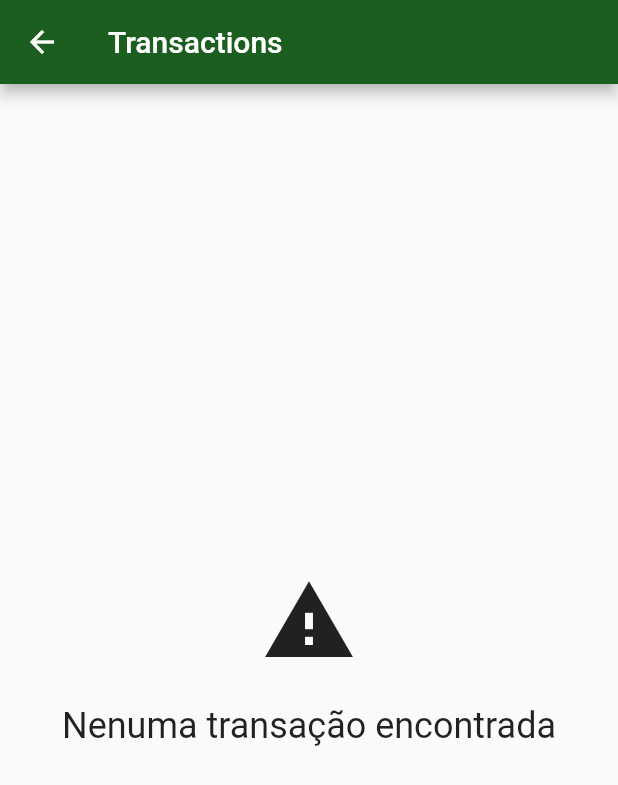
After one commit to fsantosmg/bytebank, a Flutter app: the screen it shows after launch, after a tap on "Transações", on a phone screen of 412 x 824 dp. The commit adds this screen. Shown: the top 785 px of the screen. Run offline on Flutter 3.47's test engine with Material 2 defaults, Android fonts, the phone set to English and light mode, and no system bars; our stand-ins replace sqflite; missing offline and left inert: http_interceptor; accounts and stored records are empty; statements that could not run were skipped.

Commit message:
webclient

```diff
--- /dev/null
+++ b/lib/components/centered_message.dart
@@ -0,0 +1,41 @@
+import 'package:flutter/material.dart';
+
+class CenteredMessage extends StatelessWidget {
+  final String message;
+  final IconData? icon;
+  final double iconSize;
+  final double fontSize;
+
+  const CenteredMessage(
+    this.message, {Key? key,
+    this.icon,
+    this.iconSize = 64,
+    this.fontSize = 24,
+  }) : super(key: key);
+
+  @override
+  Widget build(BuildContext context) {
+    return Center(
+      child: Column(
+        mainAxisAlignment: MainAxisAlignment.center,
+        crossAxisAlignment: CrossAxisAlignment.center,
+        children: <Widget>[
+          Visibility(
+            child: Icon(
+              icon,
+              size: iconSize,
+            ),
+            visible: icon != null,
+          ),
+          Padding(
+            padding: const EdgeInsets.only(top: 24.0),
+            child: Text(
+              message,
+              style: TextStyle(fontSize: fontSize),
+            ),
+          ),
+        ],
+      ),
+    );
+  }
+}
--- a/lib/components/editor.dart
+++ b/lib/components/editor.dart
@@ -7,7 +7,7 @@ class Editor extends StatelessWidget {
   final IconData? icone;
   final TextInputType? textInputType;
 
-  Editor({this.controller, this.labelText, this.hintText, this.icone, this.textInputType});
+  const Editor({Key? key, this.controller, this.labelText, this.hintText, this.icone, this.textInputType}) : super(key: key);
 
   @override
   Widget build(BuildContext context) {
@@ -23,7 +23,7 @@ class Editor extends StatelessWidget {
           labelText: labelText,
           hintText: hintText,
         ),
-        keyboardType: textInputType != null? textInputType : TextInputType.number,
+        keyboardType: textInputType ?? TextInputType.number,
       ),
     );
   }
--- /dev/null
+++ b/lib/components/progress.dart
@@ -0,0 +1,19 @@
+import 'package:flutter/material.dart';
+
+class Progress extends StatelessWidget {
+  const Progress({Key? key}) : super(key: key);
+
+  @override
+  Widget build(BuildContext context) {
+    return Center(
+      child: Column(
+        crossAxisAlignment: CrossAxisAlignment.center,
+        mainAxisAlignment: MainAxisAlignment.center,
+        children: const [
+          CircularProgressIndicator(),
+          Text('Carregando')
+        ],
+      ),
+    );
+  }
+}
--- /dev/null
+++ b/lib/http/webclient.dart
@@ -0,0 +1,9 @@
+import 'package:http/http.dart';
+import 'package:http_interceptor/http/intercepted_client.dart';
+
+import 'interceptors/logging_interceptor.dart';
+
+const uri = '192.168.1.15:8081';
+const transactionsEndPoint = 'transactions';
+final Client client =
+    InterceptedClient.build(interceptors: [LoggingInterceptor()]);
--- a/lib/main.dart
+++ b/lib/main.dart
@@ -1,8 +1,5 @@
-import 'package:bytebank/models/contact.dart';
 import 'package:bytebank/screens/dashboard.dart';
 import 'package:flutter/material.dart';
-
-import 'database/app_database.dart';
 
 void main() {
   runApp(const BytebankApp());
@@ -24,7 +21,7 @@ class BytebankApp extends StatelessWidget {
           backgroundColor: Colors.green[900],
         ),
       ),
-      home: Dashboard(),
+      home: const Dashboard(),
     );
   }
 }
--- /dev/null
+++ b/lib/models/transaction.dart
@@ -0,0 +1,17 @@
+import 'contact.dart';
+
+class Transaction {
+  final double value;
+  final Contact contact;
+
+  Transaction(
+      this.value,
+      this.contact,
+      );
+
+  @override
+  String toString() {
+    return 'Transaction{value: $value, contact: $contact}';
+  }
+
+}
--- a/lib/screens/contact_form.dart
+++ b/lib/screens/contact_form.dart
@@ -12,7 +12,7 @@ const _labelConta = 'Número da conta';
 class ContactForm extends StatefulWidget {
 
 
-  ContactForm({Key? key}) : super(key: key);
+  const ContactForm({Key? key}) : super(key: key);
 
   @override
   State<ContactForm> createState() => _ContactFormState();
--- a/lib/screens/dashboard.dart
+++ b/lib/screens/dashboard.dart
@@ -1,4 +1,5 @@
 import 'package:bytebank/screens/contacts_list.dart';
+import 'package:bytebank/screens/transactions_list.dart';
 import 'package:flutter/material.dart';
 
 class Dashboard extends StatelessWidget {
@@ -8,7 +9,7 @@ class Dashboard extends StatelessWidget {
   Widget build(BuildContext context) {
     return Scaffold(
       appBar: AppBar(
-        title: Text('Dashboard'),
+        title: const Text('Dashboard'),
       ),
       body: Padding(
         padding: const EdgeInsets.all(8.0),
@@ -20,39 +21,21 @@ class Dashboard extends StatelessWidget {
               padding: const EdgeInsets.all(8.0),
               child: Image.asset('images/bytebank_logo.png'),
             ),
-            Padding(
-              padding: const EdgeInsets.all(8.0),
-              child: Material(
-                color: Theme.of(context).primaryColor,
-                child: InkWell(
-                  onTap: () {
-                    Navigator.of(context).push(
-                      MaterialPageRoute(
-                        builder: (context) => ContactList(),
-                      ),
-                    );
-                  },
-                  child: Container(
-                    padding: EdgeInsets.all(8),
-                    height: 100,
-                    width: 150,
-                    child: Column(
-                      mainAxisAlignment: MainAxisAlignment.spaceBetween,
-                      crossAxisAlignment: CrossAxisAlignment.start,
-                      children: const [
-                        Icon(
-                          Icons.people,
-                          color: Colors.white,
-                          size: 24.0,
-                        ),
-                        Text(
-                          'Contatos',
-                          style: TextStyle(color: Colors.white, fontSize: 16.0),
-                        ),
-                      ],
-                    ),
+            SingleChildScrollView(
+              scrollDirection: Axis.horizontal,
+              child: Row(
+                children: [
+                  _FeatureItem(
+                    name: "Transferir",
+                    icon: Icons.monetization_on,
+                    onClick: () => _showContactsList(context),
                   ),
-                ),
+                  _FeatureItem(
+                    name: "Transações",
+                    icon: Icons.description,
+                    onClick: () => showTransactionsList(context),
+                  ),
+                ],
               ),
             )
           ],
@@ -60,4 +43,63 @@ class Dashboard extends StatelessWidget {
       ),
     );
   }
+
+  void _showContactsList(BuildContext context) {
+    Navigator.of(context).push(
+      MaterialPageRoute(
+        builder: (context) => const ContactList(),
+      ),
+    );
+  }
+
+  showTransactionsList(BuildContext context) {
+    Navigator.of(context).push(
+      MaterialPageRoute(
+        builder: (context) => TransactionsList(),
+      ),
+    );
+  }
 }
+
+class _FeatureItem extends StatelessWidget {
+  final String name;
+  final IconData icon;
+  final Function onClick;
+
+  const _FeatureItem(
+      {Key? key, required this.name, required this.icon, required this.onClick})
+      : super(key: key);
+
+  @override
+  Widget build(BuildContext context) {
+    return Padding(
+      padding: const EdgeInsets.all(8.0),
+      child: Material(
+        color: Theme.of(context).primaryColor,
+        child: InkWell(
+          onTap: () => onClick(),
+          child: Container(
+            padding: const EdgeInsets.all(8),
+            height: 100,
+            width: 150,
+            child: Column(
+              mainAxisAlignment: MainAxisAlignment.spaceBetween,
+              crossAxisAlignment: CrossAxisAlignment.start,
+              children: [
+                Icon(
+                  icon,
+                  color: Colors.white,
+                  size: 24.0,
+                ),
+                Text(
+                  name,
+                  style: const TextStyle(color: Colors.white, fontSize: 16.0),
+                ),
+              ],
+            ),
+          ),
+        ),
+      ),
+    );
+  }
+}
--- /dev/null
+++ b/lib/screens/transactions_list.dart
@@ -0,0 +1,72 @@
+import 'package:bytebank/components/centered_message.dart';
+import 'package:flutter/material.dart';
+
+import '../components/progress.dart';
+import '../http/webclients/transaction_webclient.dart';
+import '../models/transaction.dart';
+
+class TransactionsList extends StatelessWidget {
+  final TransactionWebClient _webClient = TransactionWebClient();
+
+  TransactionsList({Key? key}) : super(key: key);
+  @override
+  Widget build(BuildContext context) {
+    return Scaffold(
+      appBar: AppBar(
+        title: const Text('Transactions'),
+      ),
+      body: FutureBuilder<List<Transaction>>(
+        future: _webClient.findAll(),
+        builder: (context, snapshot) {
+          switch (snapshot.connectionState) {
+            case ConnectionState.none:
+              break;
+            case ConnectionState.waiting:
+              return const Progress();
+            case ConnectionState.active:
+              break;
+            case ConnectionState.done:
+              if (snapshot.hasData) {
+                final List<Transaction> transactions =
+                    snapshot.data as List<Transaction>;
+                if (transactions.isNotEmpty) {
+                  return ListView.builder(
+                    itemBuilder: (context, index) {
+                      final Transaction transaction = transactions[index];
+                      return Card(
+                        child: ListTile(
+                          leading: const Icon(Icons.monetization_on),
+                          title: Text(
+                            transaction.value.toString(),
+                            style: const TextStyle(
+                              fontSize: 24.0,
+                              fontWeight: FontWeight.bold,
+                            ),
+                          ),
+                          subtitle: Text(
+                            transaction.contact.accountNumber.toString(),
+                            style: const TextStyle(
+                              fontSize: 16.0,
+                            ),
+                          ),
+                        ),
+                      );
+                    },
+                    itemCount: transactions.length,
+                  );
+                }
+              }
+
+              return const CenteredMessage(
+                'Nenuma transação encontrada',
+                icon: Icons.warning,
+              );
+          }
+          return const CenteredMessage('Erro desconhecido');
+        },
+      ),
+    );
+  }
+
+
+}
--- a/pubspec.yaml
+++ b/pubspec.yaml
@@ -31,7 +31,8 @@ dependencies:
     sdk: flutter
   sqflite:
   path:
-
+  http:
+  http_interceptor:
 
   # The following adds the Cupertino Icons font to your application.
   # Use with the CupertinoIcons class for iOS style icons.
```
Also changed, not shown: lib/http/interceptors/logging_interceptor.dart (added, +16 -0 lines), lib/http/webclients/transaction_webclient.dart (added, +72 -0 lines), lib/models/transferencia.dart (deleted, +0 -14 lines), lib/screens/contacts_list.dart (+15 -15 lines), lib/screens/formulario_transferencia.dart (deleted, +0 -64 lines), lib/screens/lista_transferencia.dart (deleted, +0 -70 lines), lib/screens/transaction_form.dart (added, +81 -0 lines), pubspec.lock.
